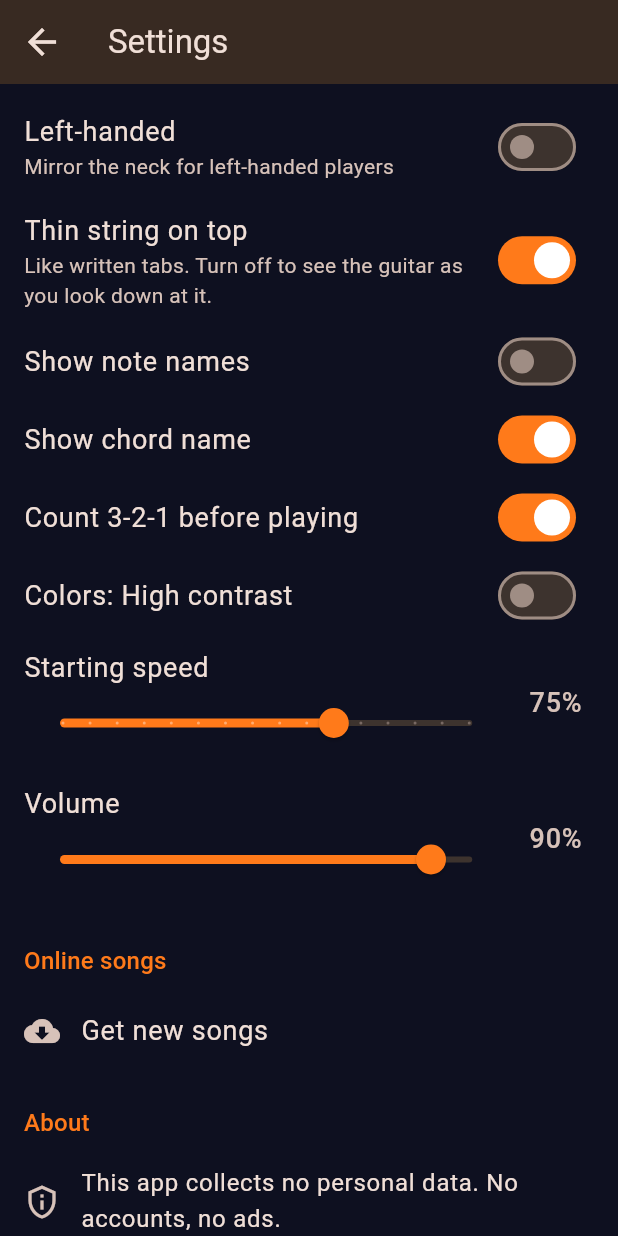
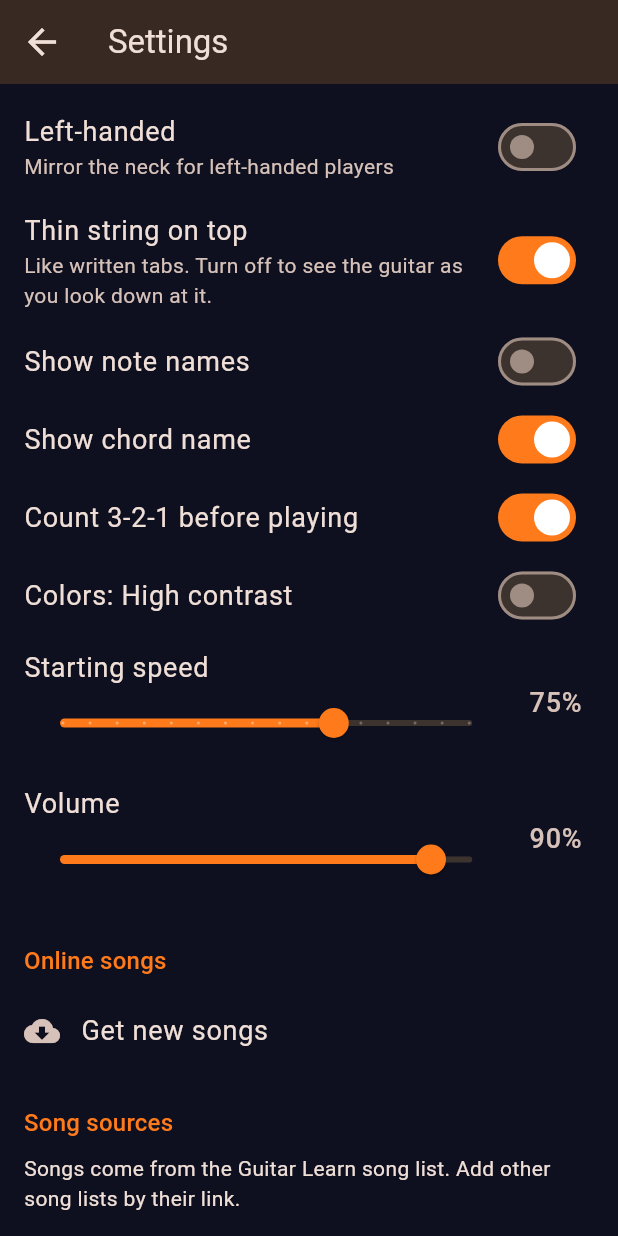
Before and after one commit to mcbane23/guitar-learn-app, a Flutter app: the SettingsScreen screen opened directly, scrolled down 576 dp, on a phone screen of 412 x 824 dp. Run offline on Flutter 3.47's test engine with Material 3 defaults, Android fonts, the phone set to English and light mode, and no system bars; our stand-ins replace shared_preferences; accounts and stored records are empty; network calls fail.

Commit message:
Let users add other song sources in settings (#4)
Settings > Song sources takes a GitHub repository or web link, checks
that it has an index.json, and downloads its songs alongside the main
list. Songs whose source is removed, or that a source stops listing,
are removed from the device.


Claude-Session: https://claude.ai/code/session_01S8uFgKihX2e8xMFiXw5k5P

Co-authored-by: Claude <noreply@anthropic.com>

```diff
--- a/app/lib/data/song_repository.dart
+++ b/app/lib/data/song_repository.dart
@@ -20,27 +20,59 @@ const defaultSongsUrl = String.fromEnvironment(
 
 enum RefreshResult { upToDate, added, offline }
 
+/// Turns what a person types as a song source into the folder URL the app
+/// reads index.json from. A GitHub repository link becomes its GitHub Pages
+/// address: github.com/user/repo/tree/main/extra -> user.github.io/repo/extra/.
+String normalizeSongSource(String input) {
+  var url = input.trim();
+  if (url.isEmpty) return url;
+  if (!url.contains('://')) url = 'https://$url';
+  var uri = Uri.tryParse(url);
+  if (uri == null || uri.host.isEmpty) return url;
+  final parts = uri.pathSegments.where((p) => p.isNotEmpty).toList();
+  if ((uri.host == 'github.com' || uri.host == 'www.github.com') && parts.length >= 2) {
+    final owner = parts[0].toLowerCase();
+    final repo = parts[1].replaceAll(RegExp(r'\.git$'), '');
+    // .../tree/<branch>/<folder> or .../blob/<branch>/<folder>/index.json
+    var rest = parts.length > 4 && (parts[2] == 'tree' || parts[2] == 'blob') ? parts.sublist(4) : <String>[];
+    if (rest.isNotEmpty && rest.last == 'index.json') rest = rest.sublist(0, rest.length - 1);
+    final path = repo.toLowerCase() == '$owner.github.io' ? rest : [repo, ...rest];
+    uri = Uri(scheme: 'https', host: '$owner.github.io', pathSegments: [...path, '']);
+  } else if (parts.isNotEmpty && parts.last == 'index.json') {
+    uri = uri.replace(pathSegments: [...parts.sublist(0, parts.length - 1), '']);
+  }
+  final text = uri.toString();
+  return text.endsWith('/') ? text : '$text/';
+}
+
 /// Songs that ship with the app plus songs downloaded from the Internet.
 /// Downloaded songs are kept on the device so they work offline.
+///
+/// Songs come from [baseUrl] and from any [extraSources] the user added in
+/// settings. When two sources have a song with the same id, the first wins.
 class SongRepository extends ChangeNotifier {
   SongRepository({
     AssetBundle? bundle,
     http.Client? client,
     Future<Directory?> Function()? cacheDir,
     this.baseUrl = defaultSongsUrl,
+    List<String> extraSources = const [],
   })  : _bundle = bundle ?? rootBundle,
         _client = client ?? http.Client(),
-        _cacheDirFn = cacheDir ?? _defaultCacheDir;
+        _cacheDirFn = cacheDir ?? _defaultCacheDir,
+        _extra = [for (final s in extraSources) normalizeSongSource(s)];
 
   final AssetBundle _bundle;
   final http.Client _client;
   final Future<Directory?> Function() _cacheDirFn;
   final String baseUrl;
+  List<String> _extra;
 
   static const _assetDir = 'assets/songs/';
 
   final Map<String, SongInfo> _bundled = {};
   final Map<String, SongInfo> _downloaded = {};
+  final Map<String, String> _sourceOf = {}; // downloaded song id -> source URL
   final Map<String, Song> _songCache = {};
   ChordLibrary chords = ChordLibrary({});
   Directory? _dir;
@@ -55,6 +87,17 @@ class SongRepository extends ChangeNotifier {
     }
   }
 
+  /// Song sources the user added, as folder URLs.
+  List<String> get extraSources => List.unmodifiable(_extra);
+
+  List<String> get _sources => [baseUrl, ..._extra.where((s) => s != baseUrl)];
+
+  /// Replaces the user's song sources. Songs from removed sources disappear
+  /// at the next [refresh].
+  set extraSources(List<String> sources) {
+    _extra = [for (final s in sources) normalizeSongSource(s)];
+  }
+
   /// All songs, in catalog order (bundled first).
   List<SongInfo> get songs => [
         ..._bundled.values,
@@ -63,6 +106,9 @@ class SongRepository extends ChangeNotifier {
       ];
 
   bool isDownloaded(String id) => _downloaded.containsKey(id) && !_bundled.containsKey(id);
+
+  /// Where a downloaded song came from, or null for built-in songs.
+  String? sourceOf(String id) => _sourceOf[id];
 
   Future<void> load() async {
     final index = jsonDecode(await _bundle.loadString('${_assetDir}index.json', cache: false)) as Map<String, dynamic>;
@@ -86,8 +132,13 @@ class SongRepository extends ChangeNotifier {
         if (await cachedIndex.exists()) {
           final j = jsonDecode(await cachedIndex.readAsString()) as Map<String, dynamic>;
           for (final s in (j['songs'] as List)) {
-            final info = SongInfo.fromJson((s as Map).cast<String, dynamic>());
-            if (await File('${dir.path}/${_fileName(info)}').exists()) _downloaded[info.id] = info;
+            final m = (s as Map).cast<String, dynamic>();
+            final info = SongInfo.fromJson(m);
+            final source = (m['source'] as String?) ?? baseUrl;
+            if (await File('${dir.path}/${_fileName(info, source)}').exists()) {
+              _downloaded[info.id] = info;
+              _sourceOf[info.id] = source;
+            }
           }
         }
       } catch (e) {
@@ -97,10 +148,20 @@ class SongRepository extends ChangeNotifier {
     notifyListeners();
   }
 
-  static String _fileName(SongInfo info) {
+  String _fileName(SongInfo info, String source) {
     final f = info.file ?? '${info.id}.json';
     // Never let a catalog entry write outside the cache folder.
-    return f.replaceAll(RegExp(r'[^A-Za-z0-9._-]'), '_');
+    final safe = f.replaceAll(RegExp(r'[^A-Za-z0-9._-]'), '_');
+    // Songs from the main source keep their plain name (as in older versions).
+    return source == baseUrl ? safe : 's${_hash(source)}_$safe';
+  }
+
+  static String _hash(String s) {
+    var h = 0x811c9dc5;
+    for (final c in utf8.encode(s)) {
+      h = ((h ^ c) * 0x01000193) & 0xffffffff;
+    }
+    return h.toRadixString(16);
   }
 
   Future<Song> loadSong(String id) async {
@@ -110,7 +171,7 @@ class SongRepository extends ChangeNotifier {
     final downloaded = _downloaded[id];
     final bundled = _bundled[id];
     if (downloaded != null && _dir != null && (bundled == null || downloaded.version > bundled.version)) {
-      text = await File('${_dir!.path}/${_fileName(downloaded)}').readAsString();
+      text = await File('${_dir!.path}/${_fileName(downloaded, _sourceOf[id] ?? baseUrl)}').readAsString();
     } else if (bundled != null) {
       text = await _bundle.loadString('$_assetDir${bundled.file ?? '$id.json'}', cache: false);
     } else {
@@ -121,54 +182,110 @@ class SongRepository extends ChangeNotifier {
     return song;
   }
 
-  /// Downloads the online catalog and any new or updated songs.
+  Future<List<SongInfo>?> _fetchIndex(String source) async {
+    try {
+      final res = await _client.get(Uri.parse('${source}index.json')).timeout(const Duration(seconds: 15));
+      if (res.statusCode != 200) return null;
+      final index = jsonDecode(utf8.decode(res.bodyBytes)) as Map<String, dynamic>;
+      return [for (final s in (index['songs'] as List)) SongInfo.fromJson((s as Map).cast<String, dynamic>())];
+    } catch (e) {
+      debugPrint('Could not read $source: $e');
+      return null;
+    }
+  }
+
+  /// Checks that [source] (as typed) has a song list. Returns the folder URL
+  /// and how many songs it lists, or null when nothing is there.
+  Future<(String, int)?> checkSource(String source) async {
+    final url = normalizeSongSource(source);
+    if (Uri.tryParse(url)?.host.isEmpty ?? true) return null;
+    final songs = await _fetchIndex(url);
+    return songs == null ? null : (url, songs.length);
+  }
+
+  /// Downloads the online catalogs and any new or updated songs, and drops
+  /// downloaded songs their source no longer lists.
   Future<(RefreshResult, int)> refresh() async {
     if (refreshing) return (RefreshResult.upToDate, 0);
     refreshing = true;
     notifyListeners();
     try {
       final dir = _dir;
-      final indexRes = await _client.get(Uri.parse('${baseUrl}index.json')).timeout(const Duration(seconds: 15));
-      if (indexRes.statusCode != 200) return (RefreshResult.offline, 0);
-      final index = jsonDecode(utf8.decode(indexRes.bodyBytes)) as Map<String, dynamic>;
-      final remote = [
-        for (final s in (index['songs'] as List)) SongInfo.fromJson((s as Map).cast<String, dynamic>()),
-      ];
-
-      final chordRes = await _client.get(Uri.parse('${baseUrl}chords.json')).timeout(const Duration(seconds: 15));
+      final wanted = <String, (SongInfo, String)>{};
+      final reached = <String>{};
+      for (final source in _sources) {
+        final remote = await _fetchIndex(source);
+        if (remote == null) continue;
+        reached.add(source);
+        for (final info in remote) {
+          wanted.putIfAbsent(info.id, () => (info, source));
+        }
+        try {
+          final chordRes = await _client.get(Uri.parse('${source}chords.json')).timeout(const Duration(seconds: 15));
           if (chordRes.statusCode == 200) {
             final body = utf8.decode(chordRes.bodyBytes);
             chords.addAll(ChordLibrary.fromJson(jsonDecode(body) as Map<String, dynamic>));
-        if (dir != null) {
+            if (dir != null && source == baseUrl) {
               await dir.create(recursive: true);
               await File('${dir.path}/chords.json').writeAsString(body);
             }
           }
+        } catch (e) {
+          debugPrint('No chords from $source: $e');
+        }
+      }
+      if (reached.isEmpty) return (RefreshResult.offline, 0);
+
+      // Songs whose source was removed, or that a source we reached no longer lists.
+      var removed = 0;
+      for (final id in _downloaded.keys.toList()) {
+        final source = _sourceOf[id] ?? baseUrl;
+        final stillListed = wanted[id]?.$2 == source;
+        if (!stillListed && (reached.contains(source) || !_sources.contains(source) || wanted.containsKey(id))) {
+          if (dir != null) {
+            final f = File('${dir.path}/${_fileName(_downloaded[id]!, source)}');
+            if (await f.exists()) await f.delete();
+          }
+          _downloaded.remove(id);
+          _sourceOf.remove(id);
+          _songCache.remove(id);
+          if (!_bundled.containsKey(id)) removed++;
+        }
+      }
 
       var added = 0;
-      for (final info in remote) {
+      for (final (info, source) in wanted.values) {
         final have = _downloaded[info.id] ?? _bundled[info.id];
         if (have != null && have.version >= info.version) continue;
+        try {
           final res = await _client
-            .get(Uri.parse('$baseUrl${Uri.encodeComponent(info.file ?? '${info.id}.json')}'))
+              .get(Uri.parse('$source${Uri.encodeComponent(info.file ?? '${info.id}.json')}'))
               .timeout(const Duration(seconds: 15));
           if (res.statusCode != 200) continue;
           final body = utf8.decode(res.bodyBytes);
           final song = Song.fromJson(jsonDecode(body) as Map<String, dynamic>); // validates it
           if (dir != null) {
             await dir.create(recursive: true);
-          await File('${dir.path}/${_fileName(info)}').writeAsString(body);
+            await File('${dir.path}/${_fileName(info, source)}').writeAsString(body);
           }
           if (!_bundled.containsKey(info.id) && !_downloaded.containsKey(info.id)) added++;
           _downloaded[info.id] = info;
+          _sourceOf[info.id] = source;
           _songCache[info.id] = song;
+        } catch (e) {
+          debugPrint('Could not download ${info.id} from $source: $e');
+        }
       }
       if (dir != null) {
+        await dir.create(recursive: true);
         await File('${dir.path}/index.json').writeAsString(jsonEncode({
           'version': 1,
-          'songs': [for (final s in _downloaded.values) s.toJson()],
+          'songs': [
+            for (final s in _downloaded.values) {...s.toJson(), 'source': _sourceOf[s.id] ?? baseUrl},
+          ],
         }));
       }
+      if (removed > 0) debugPrint('Removed $removed songs that are no longer offered');
       return (added > 0 ? RefreshResult.added : RefreshResult.upToDate, added);
     } catch (e) {
       debugPrint('Could not refresh songs: $e');
--- a/app/lib/l10n/strings.dart
+++ b/app/lib/l10n/strings.dart
@@ -95,6 +95,16 @@ class Strings {
   String get offline => _t('offline');
   String get songsUpToDate => _t('songsUpToDate');
   String newSongs(int n) => _t('newSongs', {'n': '$n'});
+  String get songSources => _t('songSources');
+  String get songSourcesHint => _t('songSourcesHint');
+  String get addSongSource => _t('addSongSource');
+  String get songSourceLink => _t('songSourceLink');
+  String get removeSongSource => _t('removeSongSource');
+  String get cancel => _t('cancel');
+  String get add => _t('add');
+  String get checking => _t('checking');
+  String songSourceAdded(int n) => _t('songSourceAdded', {'n': '$n'});
+  String get songSourceNotFound => _t('songSourceNotFound');
   String get privacy => _t('privacy');
   String get about => _t('about');
   String get tapChord => _t('tapChord');
@@ -179,6 +189,16 @@ class Strings {
     'offline': 'No Internet. Songs on this device still work.',
     'songsUpToDate': 'You have all the songs',
     'newSongs': '{n} new songs added',
+    'songSources': 'Song sources',
+    'songSourcesHint': 'Songs come from the Guitar Learn song list. Add other song lists by their link.',
+    'addSongSource': 'Add a song source',
+    'songSourceLink': 'Link to a song list (GitHub repository or web address)',
+    'removeSongSource': 'Remove',
+    'cancel': 'Cancel',
+    'add': 'Add',
+    'checking': 'Checking...',
+    'songSourceAdded': 'Song source added ({n} songs)',
+    'songSourceNotFound': 'No song list found at this link',
     'privacy': 'This app collects no personal data. No accounts, no ads.',
     'about': 'About',
     'tapChord': 'Pick a chord to see and hear it',
@@ -248,6 +268,16 @@ class Strings {
     'offline': 'Nema interneta. Pesme na uređaju i dalje rade.',
     'songsUpToDate': 'Imaš sve pesme',
     'newSongs': 'Dodato novih pesama: {n}',
+    'songSources': 'Izvori pesama',
+    'songSourcesHint': 'Pesme stižu sa spiska pesama aplikacije. Dodaj druge spiskove pomoću linka.',
+    'addSongSource': 'Dodaj izvor pesama',
+    'songSourceLink': 'Link do spiska pesama (GitHub repozitorijum ili veb adresa)',
+    'removeSongSource': 'Ukloni',
+    'cancel': 'Otkaži',
+    'add': 'Dodaj',
+    'checking': 'Proveravam...',
+    'songSourceAdded': 'Izvor pesama je dodat (pesama: {n})',
+    'songSourceNotFound': 'Na ovom linku nema spiska pesama',
     'privacy': 'Aplikacija ne prikuplja lične podatke. Bez naloga, bez reklama.',
     'about': 'O aplikaciji',
     'tapChord': 'Izaberi akord da ga vidiš i čuješ',
--- a/app/lib/main.dart
+++ b/app/lib/main.dart
@@ -8,7 +8,7 @@ import 'settings/settings.dart';
 Future<void> main() async {
   WidgetsFlutterBinding.ensureInitialized();
   final settings = await AppSettings.load();
-  final songs = SongRepository();
+  final songs = SongRepository(extraSources: settings.songSources);
   await songs.load();
   final synth = PlatformSynth()..setVolume(settings.volume);
   runApp(GuitarApp(settings: settings, songs: songs, synth: synth));
--- a/app/lib/settings/settings.dart
+++ b/app/lib/settings/settings.dart
@@ -35,6 +35,9 @@ class AppSettings extends ChangeNotifier {
   double defaultSpeed = 0.75;
   double volume = 0.9;
 
+  /// Extra places to download songs from, added by the user (folder URLs).
+  List<String> songSources = [];
+
   void _read() {
     final p = _prefs;
     if (p == null) return;
@@ -50,6 +53,7 @@ class AppSettings extends ChangeNotifier {
     countIn = p.getBool('countIn') ?? countIn;
     defaultSpeed = p.getDouble('defaultSpeed') ?? defaultSpeed;
     volume = p.getDouble('volume') ?? volume;
+    songSources = p.getStringList('songSources') ?? songSources;
   }
 
   /// The language to show, resolving "same as phone".
@@ -80,6 +84,7 @@ class AppSettings extends ChangeNotifier {
     p.setBool('countIn', countIn);
     p.setDouble('defaultSpeed', defaultSpeed);
     p.setDouble('volume', volume);
+    p.setStringList('songSources', songSources);
   }
 }
 
--- a/app/lib/ui/settings_screen.dart
+++ b/app/lib/ui/settings_screen.dart
@@ -109,6 +109,39 @@ class SettingsScreen extends StatelessWidget {
                     },
             ),
           ),
+          header(t.songSources),
+          Padding(
+            padding: const EdgeInsets.symmetric(horizontal: 16),
+            child: Text(t.songSourcesHint, style: Theme.of(context).textTheme.bodyMedium),
+          ),
+          for (final source in s.songSources)
+            ListTile(
+              leading: const Icon(Icons.link_rounded),
+              title: Text(source, style: const TextStyle(fontSize: 16)),
+              trailing: IconButton(
+                tooltip: t.removeSongSource,
+                icon: const Icon(Icons.delete_outline_rounded),
+                onPressed: () {
+                  s.update((x) => x.songSources = [...x.songSources]..remove(source));
+                  services.songs.extraSources = s.songSources;
+                  services.songs.refresh();
+                },
+              ),
+            ),
+          ListTile(
+            leading: const Icon(Icons.add_link_rounded),
+            title: Text(t.addSongSource, style: const TextStyle(fontSize: 18)),
+            onTap: () async {
+              final messenger = ScaffoldMessenger.of(context);
+              final added = await showDialog<(String, int)>(context: context, builder: (_) => const _AddSourceDialog());
+              if (added == null) return;
+              final (url, count) = added;
+              if (!s.songSources.contains(url)) s.update((x) => x.songSources = [...x.songSources, url]);
+              services.songs.extraSources = s.songSources;
+              messenger.showSnackBar(SnackBar(content: Text(t.songSourceAdded(count))));
+              await services.songs.refresh();
+            },
+          ),
           header(t.about),
           ListTile(leading: const Icon(Icons.privacy_tip_outlined), title: Text(t.privacy)),
         ],
@@ -142,3 +175,66 @@ class _ThemeSwatch extends StatelessWidget {
     );
   }
 }
+
+/// Asks for a song list link and checks that there is a song list there
+/// before it is added. Pops with (folder URL, number of songs).
+class _AddSourceDialog extends StatefulWidget {
+  const _AddSourceDialog();
+
+  @override
+  State<_AddSourceDialog> createState() => _AddSourceDialogState();
+}
+
+class _AddSourceDialogState extends State<_AddSourceDialog> {
+  final _link = TextEditingController();
+  bool _checking = false;
+  bool _notFound = false;
+
+  @override
+  void dispose() {
+    _link.dispose();
+    super.dispose();
+  }
+
+  Future<void> _add() async {
+    if (_link.text.trim().isEmpty || _checking) return;
+    setState(() {
+      _checking = true;
+      _notFound = false;
+    });
+    final found = await AppServices.of(context).songs.checkSource(_link.text);
+    if (!mounted) return;
+    if (found == null) {
+      setState(() {
+        _checking = false;
+        _notFound = true;
+      });
+    } else {
+      Navigator.of(context).pop(found);
+    }
+  }
+
+  @override
+  Widget build(BuildContext context) {
+    final t = Strings.of(context);
+    return AlertDialog(
+      title: Text(t.addSongSource),
+      content: TextField(
+        controller: _link,
+        autofocus: true,
+        keyboardType: TextInputType.url,
+        autocorrect: false,
+        onSubmitted: (_) => _add(),
+        decoration: InputDecoration(
+          labelText: t.songSourceLink,
+          hintText: 'https://github.com/user/songs',
+          errorText: _notFound ? t.songSourceNotFound : null,
+        ),
+      ),
+      actions: [
+        TextButton(onPressed: () => Navigator.of(context).pop(), child: Text(t.cancel)),
+        FilledButton(onPressed: _checking ? null : _add, child: Text(_checking ? t.checking : t.add)),
+      ],
+    );
+  }
+}
```
Also changed, not shown: 1 other file. Lines whose indentation alone changed are shown as unchanged.
